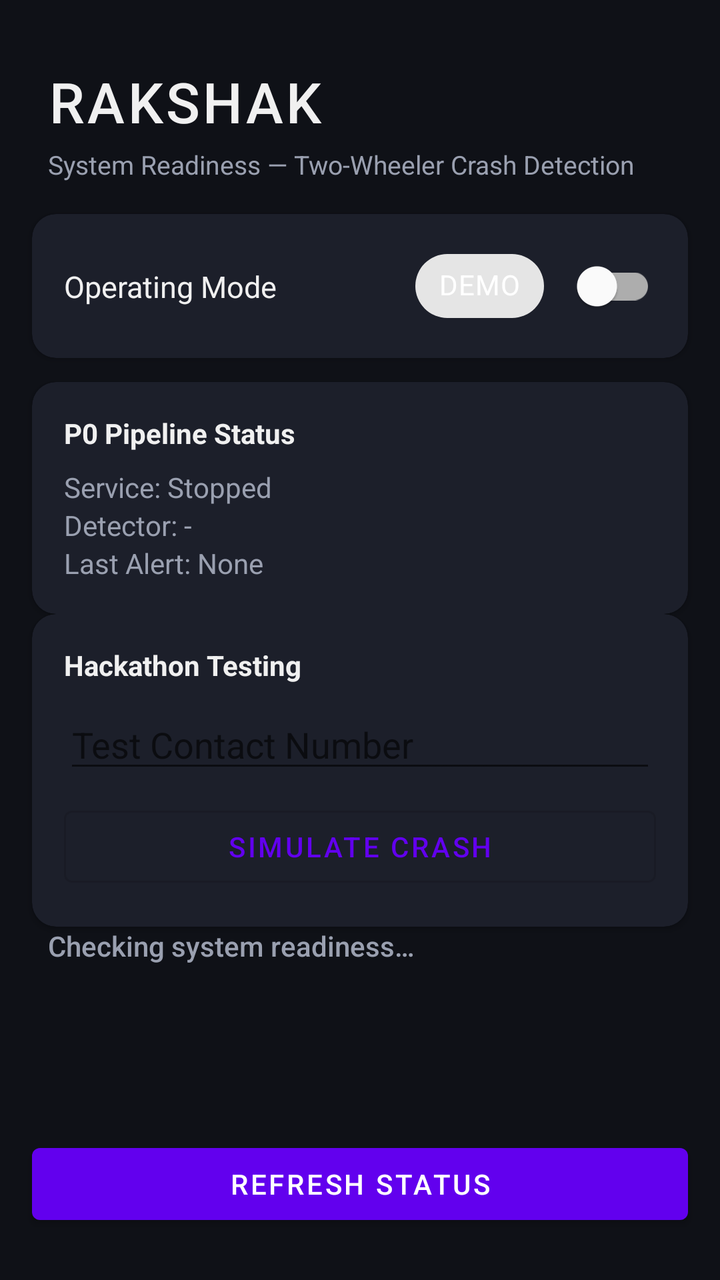
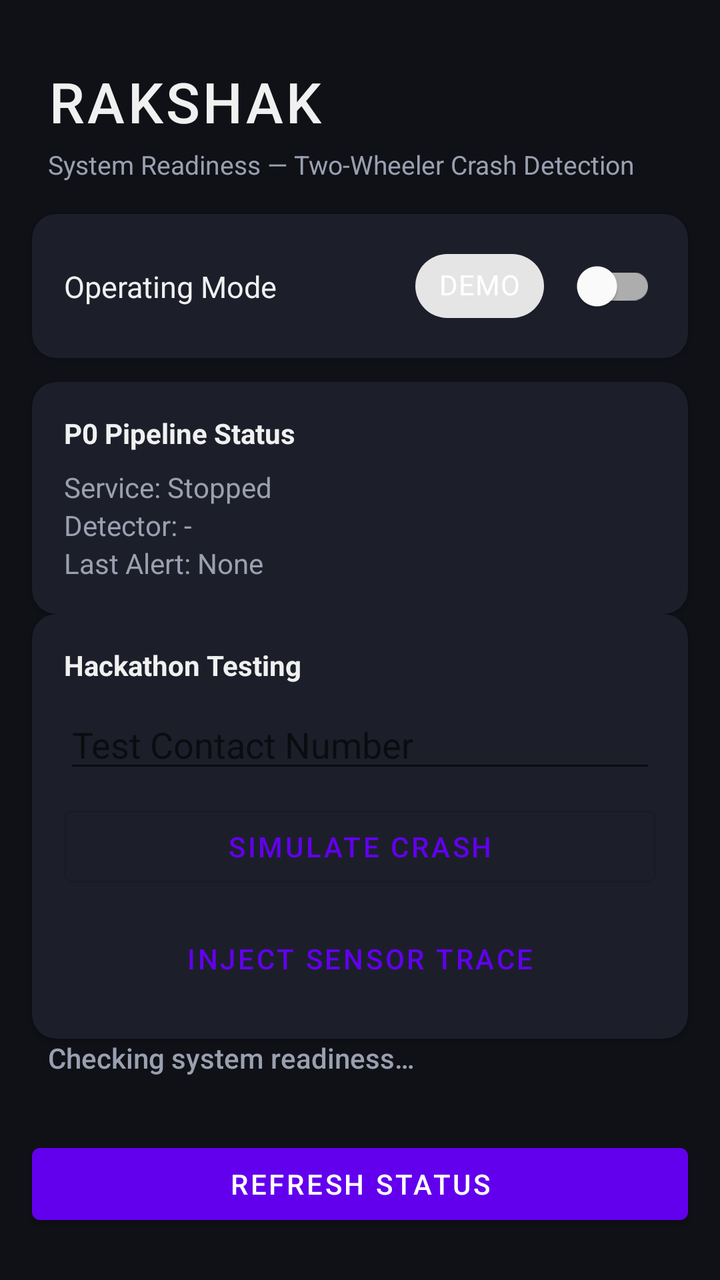

Compare the two renders of this Android layout. The source of the first and the diff that turns it into the second are given below.
<!-- AndroidManifest.xml: application theme Theme.Rakshak -->
<!-- res/layout/activity_main.xml -->
<?xml version="1.0" encoding="utf-8"?>
<androidx.constraintlayout.widget.ConstraintLayout
    xmlns:android="http://schemas.android.com/apk/res/android"
    xmlns:app="http://schemas.android.com/apk/res-auto"
    xmlns:tools="http://schemas.android.com/tools"
    android:layout_width="match_parent"
    android:layout_height="match_parent"
    android:background="@color/bg_primary"
    tools:context=".ui.main.MainActivity">

    <TextView
        android:id="@+id/tv_title"
        android:layout_width="0dp"
        android:layout_height="wrap_content"
        android:fontFamily="sans-serif-medium"
        android:letterSpacing="0.05"
        android:paddingHorizontal="24dp"
        android:paddingTop="32dp"
        android:paddingBottom="4dp"
        android:text="@string/app_name"
        android:textColor="@color/text_primary"
        android:textSize="28sp"
        app:layout_constraintEnd_toEndOf="parent"
        app:layout_constraintStart_toStartOf="parent"
        app:layout_constraintTop_toTopOf="parent" />

    <TextView
        android:id="@+id/tv_subtitle"
        android:layout_width="0dp"
        android:layout_height="wrap_content"
        android:paddingHorizontal="24dp"
        android:paddingBottom="16dp"
        android:text="@string/subtitle_system_readiness"
        android:textColor="@color/text_secondary"
        android:textSize="13sp"
        app:layout_constraintEnd_toEndOf="parent"
        app:layout_constraintStart_toStartOf="parent"
        app:layout_constraintTop_toBottomOf="@id/tv_title" />

    <com.google.android.material.card.MaterialCardView
        android:id="@+id/card_mode"
        android:layout_width="0dp"
        android:layout_height="wrap_content"
        android:layout_marginHorizontal="16dp"
        android:layout_marginBottom="12dp"
        app:cardBackgroundColor="@color/surface"
        app:cardCornerRadius="12dp"
        app:cardElevation="2dp"
        app:layout_constraintEnd_toEndOf="parent"
        app:layout_constraintStart_toStartOf="parent"
        app:layout_constraintTop_toBottomOf="@id/tv_subtitle">

        <androidx.constraintlayout.widget.ConstraintLayout
            android:layout_width="match_parent"
            android:layout_height="wrap_content"
            android:paddingHorizontal="16dp"
            android:paddingVertical="12dp">

            <TextView
                android:id="@+id/tv_mode_label"
                android:layout_width="0dp"
                android:layout_height="wrap_content"
                android:text="@string/label_operating_mode"
                android:textColor="@color/text_primary"
                android:textSize="15sp"
                app:layout_constraintBottom_toBottomOf="parent"
                app:layout_constraintEnd_toStartOf="@id/chip_mode"
                app:layout_constraintStart_toStartOf="parent"
                app:layout_constraintTop_toTopOf="parent" />

            <com.google.android.material.chip.Chip
                android:id="@+id/chip_mode"
                android:layout_width="wrap_content"
                android:layout_height="wrap_content"
                android:layout_marginEnd="8dp"
                android:text="@string/mode_demo"
                android:textColor="@color/text_on_chip"
                app:layout_constraintBottom_toBottomOf="parent"
                app:layout_constraintEnd_toStartOf="@id/switch_mode"
                app:layout_constraintTop_toTopOf="parent" />

            <com.google.android.material.switchmaterial.SwitchMaterial
                android:id="@+id/switch_mode"
                android:layout_width="wrap_content"
                android:layout_height="wrap_content"
                android:checked="false"
                app:layout_constraintBottom_toBottomOf="parent"
                app:layout_constraintEnd_toEndOf="parent"
                app:layout_constraintTop_toTopOf="parent" />

        </androidx.constraintlayout.widget.ConstraintLayout>
    </com.google.android.material.card.MaterialCardView>

    <com.google.android.material.card.MaterialCardView
        android:id="@+id/card_pipeline_status"
        android:layout_width="0dp"
        android:layout_height="wrap_content"
        android:layout_marginHorizontal="16dp"
        android:layout_marginBottom="12dp"
        android:layout_marginTop="12dp"
        app:cardBackgroundColor="@color/surface"
        app:cardCornerRadius="12dp"
        app:cardElevation="2dp"
        app:layout_constraintEnd_toEndOf="parent"
        app:layout_constraintStart_toStartOf="parent"
        app:layout_constraintTop_toBottomOf="@id/card_mode">
        
        <LinearLayout
            android:layout_width="match_parent"
            android:layout_height="wrap_content"
            android:orientation="vertical"
            android:padding="16dp">
            
            <TextView
                android:layout_width="wrap_content"
                android:layout_height="wrap_content"
                android:text="P0 Pipeline Status"
                android:textStyle="bold"
                android:textColor="@color/text_primary"
                android:layout_marginBottom="8dp" />
                
            <TextView
                android:id="@+id/tv_service_status"
                android:layout_width="wrap_content"
                android:layout_height="wrap_content"
                android:text="Service: Stopped"
                android:textColor="@color/text_secondary" />
                
            <TextView
                android:id="@+id/tv_detector_state"
                android:layout_width="wrap_content"
                android:layout_height="wrap_content"
                android:text="Detector: -"
                android:textColor="@color/text_secondary" />
                
            <TextView
                android:id="@+id/tv_last_alert"
                android:layout_width="wrap_content"
                android:layout_height="wrap_content"
                android:text="Last Alert: None"
                android:textColor="@color/text_secondary" />
        </LinearLayout>
    </com.google.android.material.card.MaterialCardView>

    <com.google.android.material.card.MaterialCardView
        android:id="@+id/card_test_controls"
        android:layout_width="0dp"
        android:layout_height="wrap_content"
        android:layout_marginHorizontal="16dp"
        android:layout_marginBottom="12dp"
        app:cardBackgroundColor="@color/surface"
        app:cardCornerRadius="12dp"
        app:cardElevation="2dp"
        app:layout_constraintEnd_toEndOf="parent"
        app:layout_constraintStart_toStartOf="parent"
        app:layout_constraintTop_toBottomOf="@id/card_pipeline_status">
        
        <LinearLayout
            android:layout_width="match_parent"
            android:layout_height="wrap_content"
            android:orientation="vertical"
            android:padding="16dp">
            
            <TextView
                android:layout_width="wrap_content"
                android:layout_height="wrap_content"
                android:text="Hackathon Testing"
                android:textStyle="bold"
                android:textColor="@color/text_primary"
                android:layout_marginBottom="8dp" />
                
            <EditText
                android:id="@+id/et_test_contact"
                android:layout_width="match_parent"
                android:layout_height="wrap_content"
                android:hint="Test Contact Number"
                android:inputType="phone"
                android:layout_marginBottom="8dp" />
                
            <com.google.android.material.button.MaterialButton
                android:id="@+id/btn_simulate_crash"
                android:layout_width="match_parent"
                android:layout_height="wrap_content"
                android:text="Simulate Crash"
                style="@style/Widget.MaterialComponents.Button.OutlinedButton" />
        </LinearLayout>
    </com.google.android.material.card.MaterialCardView>

    <TextView
        android:id="@+id/tv_overall_status"
        android:layout_width="0dp"
        android:layout_height="wrap_content"
        android:layout_marginHorizontal="24dp"
        android:layout_marginBottom="8dp"
        android:fontFamily="sans-serif-medium"
        android:text="@string/status_checking"
        android:textColor="@color/status_checking"
        android:textSize="14sp"
        app:layout_constraintEnd_toEndOf="parent"
        app:layout_constraintStart_toStartOf="parent"
        app:layout_constraintTop_toBottomOf="@id/card_test_controls" />

    <androidx.recyclerview.widget.RecyclerView
        android:id="@+id/rv_readiness"
        android:layout_width="0dp"
        android:layout_height="0dp"
        android:layout_marginHorizontal="16dp"
        android:layout_marginTop="8dp"
        android:layout_marginBottom="8dp"
        android:clipToPadding="false"
        android:paddingBottom="8dp"
        app:layout_constraintBottom_toTopOf="@id/btn_refresh"
        app:layout_constraintEnd_toEndOf="parent"
        app:layout_constraintStart_toStartOf="parent"
        app:layout_constraintTop_toBottomOf="@id/tv_overall_status"
        tools:listitem="@layout/item_readiness" />

    <com.google.android.material.button.MaterialButton
        android:id="@+id/btn_refresh"
        android:layout_width="0dp"
        android:layout_height="wrap_content"
        android:layout_marginHorizontal="16dp"
        android:layout_marginBottom="24dp"
        android:text="@string/btn_refresh"
        app:layout_constraintBottom_toBottomOf="parent"
        app:layout_constraintEnd_toEndOf="parent"
        app:layout_constraintStart_toStartOf="parent" />

</androidx.constraintlayout.widget.ConstraintLayout>
<!-- res/layout/item_readiness.xml (included above) -->
<?xml version="1.0" encoding="utf-8"?>
<com.google.android.material.card.MaterialCardView
    xmlns:android="http://schemas.android.com/apk/res/android"
    xmlns:app="http://schemas.android.com/apk/res-auto"
    android:layout_width="match_parent"
    android:layout_height="wrap_content"
    android:layout_marginBottom="8dp"
    app:cardBackgroundColor="@color/surface"
    app:cardCornerRadius="10dp"
    app:cardElevation="1dp">

    <androidx.constraintlayout.widget.ConstraintLayout
        android:layout_width="match_parent"
        android:layout_height="wrap_content"
        android:paddingHorizontal="16dp"
        android:paddingVertical="14dp">

        
        <TextView
            android:id="@+id/tv_icon"
            android:layout_width="32dp"
            android:layout_height="32dp"
            android:gravity="center"
            android:textSize="20sp"
            android:text="…"
            app:layout_constraintStart_toStartOf="parent"
            app:layout_constraintTop_toTopOf="parent"
            app:layout_constraintBottom_toBottomOf="parent" />

        
        <TextView
            android:id="@+id/tv_label"
            android:layout_width="0dp"
            android:layout_height="wrap_content"
            android:layout_marginStart="12dp"
            android:layout_marginEnd="8dp"
            android:textColor="@color/text_primary"
            android:textSize="15sp"
            android:fontFamily="sans-serif-medium"
            app:layout_constraintStart_toEndOf="@id/tv_icon"
            app:layout_constraintEnd_toStartOf="@id/btn_fix"
            app:layout_constraintTop_toTopOf="parent" />

        
        <TextView
            android:id="@+id/tv_detail"
            android:layout_width="0dp"
            android:layout_height="wrap_content"
            android:layout_marginStart="12dp"
            android:layout_marginEnd="8dp"
            android:layout_marginTop="2dp"
            android:textColor="@color/text_secondary"
            android:textSize="12sp"
            android:visibility="gone"
            app:layout_constraintStart_toEndOf="@id/tv_icon"
            app:layout_constraintEnd_toStartOf="@id/btn_fix"
            app:layout_constraintTop_toBottomOf="@id/tv_label" />

        
        <com.google.android.material.button.MaterialButton
            android:id="@+id/btn_fix"
            style="@style/Widget.MaterialComponents.Button.OutlinedButton"
            android:layout_width="wrap_content"
            android:layout_height="wrap_content"
            android:text="@string/btn_fix"
            android:textSize="11sp"
            android:visibility="gone"
            app:layout_constraintEnd_toEndOf="parent"
            app:layout_constraintTop_toTopOf="parent"
            app:layout_constraintBottom_toBottomOf="parent" />

    </androidx.constraintlayout.widget.ConstraintLayout>

</com.google.android.material.card.MaterialCardView>
<!-- resources referenced by this layout -->
<resources>
  <color name="bg_primary">#0F1117</color>
  <color name="status_checking">#9AA0B0</color>
  <color name="surface">#1C1F2A</color>
  <color name="text_on_chip">#FFFFFF</color>
  <color name="text_primary">#F0F0F0</color>
  <color name="text_secondary">#9AA0B0</color>
  <string name="app_name">RAKSHAK</string>
  <string name="btn_fix">FIX</string>
  <string name="btn_refresh">Refresh Status</string>
  <string name="label_operating_mode">Operating Mode</string>
  <string name="mode_demo">DEMO</string>
  <string name="status_checking">Checking system readiness…</string>
  <string name="subtitle_system_readiness">System Readiness — Two-Wheeler Crash Detection</string>
  <style name="Theme.Rakshak" parent="Theme.MaterialComponents.DayNight.DarkActionBar">
          <item name="colorPrimary">@color/purple_500</item>
          <item name="colorPrimaryVariant">@color/purple_700</item>
          <item name="colorOnPrimary">@color/white</item>
          <item name="colorSecondary">@color/teal_200</item>
          <item name="colorSecondaryVariant">@color/teal_700</item>
          <item name="colorOnSecondary">@color/black</item>
          <item name="android:statusBarColor" tools:targetApi="l">@color/bg_primary</item>
          <item name="android:navigationBarColor">@color/bg_primary</item>
          <item name="android:windowBackground">@color/bg_primary</item>
          
          <item name="windowActionBar">false</item>
          <item name="windowNoTitle">true</item>
      </style>
  <color name="purple_500">#FF6200EE</color>
  <color name="purple_700">#FF3700B3</color>
  <color name="white">#FFFFFFFF</color>
  <color name="teal_200">#FF03DAC5</color>
  <color name="teal_700">#FF018786</color>
  <color name="black">#FF000000</color>
</resources>

<!-- the commit's change to res/layout/activity_main.xml (unified diff, before → after) -->
@@ -183,6 +183,14 @@
                 android:layout_height="wrap_content"
                 android:text="Simulate Crash"
                 style="@style/Widget.MaterialComponents.Button.OutlinedButton" />
+                
+            <com.google.android.material.button.MaterialButton
+                android:id="@+id/btn_inject_trace"
+                android:layout_width="match_parent"
+                android:layout_height="wrap_content"
+                android:layout_marginTop="8dp"
+                android:text="Inject Sensor Trace"
+                style="@style/Widget.MaterialComponents.Button.TextButton" />
         </LinearLayout>
     </com.google.android.material.card.MaterialCardView>
 
